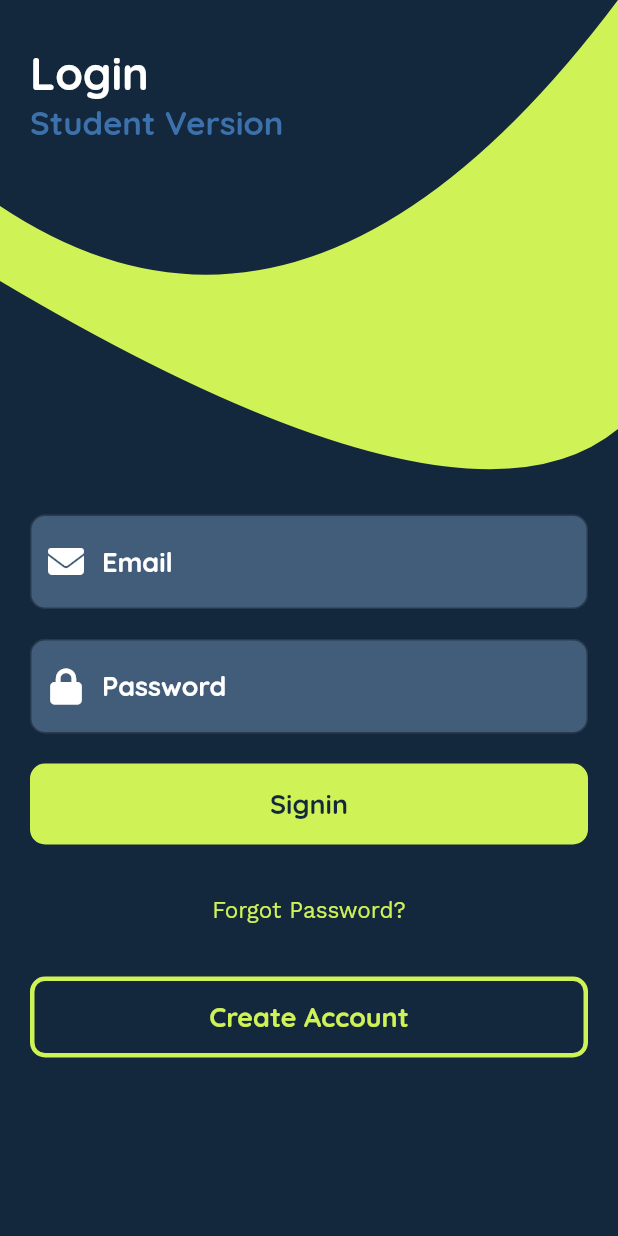
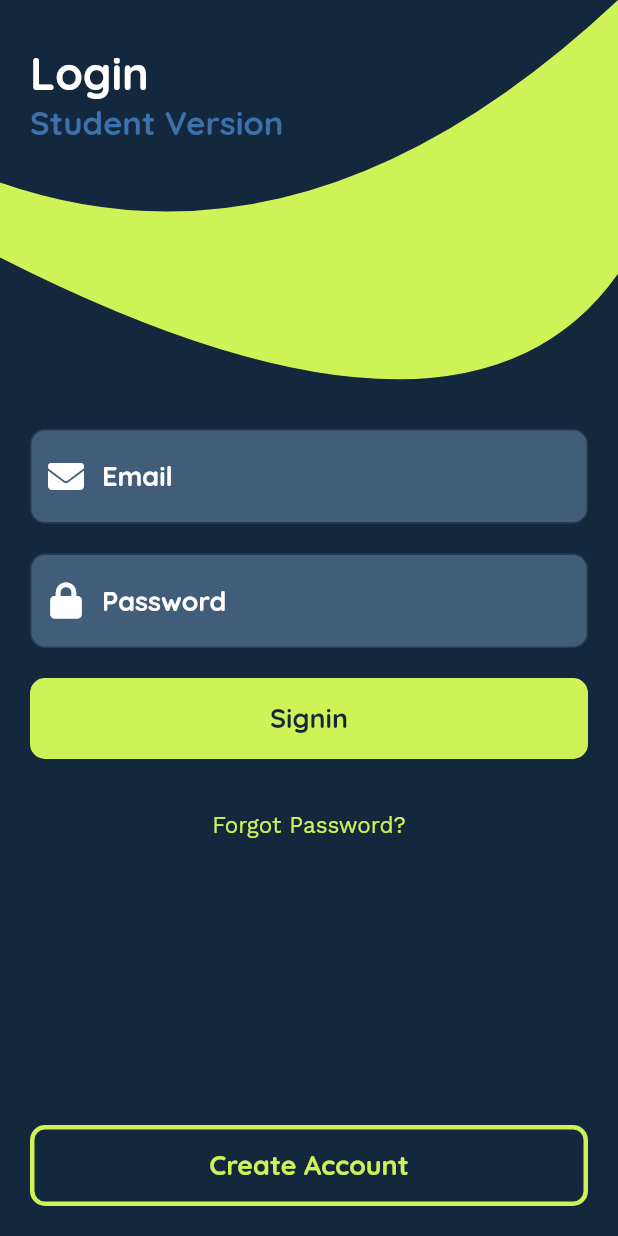
Before and after one commit to SVUCE-Programmers/ProjectSVUCE, a Flutter app: the LoginView screen opened directly, after a tap on "Create Account", on a phone screen of 412 x 824 dp. Run offline on Flutter 3.47's test engine with Material 2 defaults, Android fonts, the phone set to English and light mode, and no system bars; our stand-ins replace firebase_auth, flutter_icons, get_it, provider_architecture; accounts and stored records are empty.

Commit message:
:running: Added Startup Logic

```diff
--- a/lib/constants/route_paths.dart
+++ b/lib/constants/route_paths.dart
@@ -1,3 +1,4 @@
 const String LoginViewRoute = 'Login';
 const String HomeViewRoute = 'Home';
 const String SignUpViewRoute = 'Signup';
+const String SelectUserViewRoute = 'SelectUser';
--- a/lib/main.dart
+++ b/lib/main.dart
@@ -2,7 +2,7 @@ import 'package:flutter/material.dart';
 import 'package:svuce_app/locator.dart';
 import 'package:svuce_app/services/navigation_service.dart';
 import 'package:svuce_app/ui/router.dart';
-import 'package:svuce_app/ui/views/select_user.dart';
+import 'package:svuce_app/ui/views/startup_view.dart';
 
 import 'managers/dialog_manager.dart';
 import 'services/dialog_service.dart';
@@ -24,7 +24,7 @@ class MainApp extends StatelessWidget {
       debugShowCheckedModeBanner: false,
       title: 'SVUCE APP',
       navigatorKey: locator<NavigationService>().navigationKey,
-      home: SelectUserView(),
+      home: StartUpView(),
       onGenerateRoute: generateRoute,
     );
   }
--- a/lib/ui/router.dart
+++ b/lib/ui/router.dart
@@ -1,5 +1,6 @@
 import 'package:flutter/material.dart';
 import 'package:svuce_app/constants/route_paths.dart';
+import 'package:svuce_app/ui/views/select_user.dart';
 import 'views/home_view.dart';
 import 'views/login_view.dart';
 import 'views/signup_view.dart';
@@ -18,6 +19,11 @@ Route<dynamic> generateRoute(RouteSettings settings) {
       return _getPageRoute(
         routeName: settings.name,
         viewToShow: SignUpView(),
+      );
+    case SelectUserViewRoute:
+      return _getPageRoute(
+        routeName: settings.name,
+        viewToShow: SelectUserView(),
       );
     case HomeViewRoute:
       return _getPageRoute(
--- a/lib/ui/shared/shared_styles.dart
+++ b/lib/ui/shared/shared_styles.dart
@@ -8,6 +8,8 @@ final BoxDecoration buttonDecoration = BoxDecoration(
 );
 
 final BoxDecoration textFieldDecoration = BoxDecoration(
-  borderRadius: BorderRadius.circular(10.0),
-  color: secondaryLight
-);
+    borderRadius: BorderRadius.circular(10.0), color: secondaryLight);
+
+final textFieldInputBorder = OutlineInputBorder(
+    borderRadius: BorderRadius.circular(10.0),
+    borderSide: BorderSide(color: secondaryLight));
--- a/lib/ui/views/login_view.dart
+++ b/lib/ui/views/login_view.dart
@@ -5,7 +5,7 @@ import 'package:svuce_app/ui/shared/app_colors.dart';
 import 'package:svuce_app/ui/shared/font_styles.dart';
 import 'package:svuce_app/ui/shared/shared_styles.dart';
 import 'package:svuce_app/ui/widgets/button_wrapper.dart';
-import 'package:svuce_app/ui/widgets/curve_wrapper.dart';
+import 'package:svuce_app/ui/widgets/custom_clipper.dart';
 import 'package:svuce_app/viewmodels/login_viewmodel.dart';
 
 class LoginView extends StatelessWidget {
@@ -16,23 +16,38 @@ class LoginView extends StatelessWidget {
 
   @override
   Widget build(BuildContext context) {
-    final inputBorder = OutlineInputBorder(
-        borderRadius: BorderRadius.circular(10.0),
-        borderSide: BorderSide(color: secondaryLight));
-
     return ViewModelProvider<LoginViewModel>.withConsumer(
         viewModel: LoginViewModel(),
         builder: (context, model, child) => Scaffold(
+            resizeToAvoidBottomPadding: false,
             backgroundColor: secondaryDark,
-              body: CurveWrapper(
+            bottomNavigationBar: isStudent
+                ? Container(
+                    margin: EdgeInsets.all(20.0),
+                    decoration: buttonDecoration,
+                    child: FlatButton(
+                        splashColor: secondaryLight,
+                        onPressed: model.gotoCreateAccount,
+                        child: Text(
+                          "Create Account",
+                          style: buttonText.apply(color: primary),
+                        )),
+                  )
+                : SizedBox(),
+            body: Stack(fit: StackFit.expand, children: <Widget>[
+              ClipPath(
+                clipper: CurveClipper(),
                 child: Container(
-                  padding:
-                      EdgeInsets.symmetric(vertical: 30.0, horizontal: 20.0),
-                  child: Column(
-                    crossAxisAlignment: CrossAxisAlignment.start,
-                    mainAxisAlignment: MainAxisAlignment.spaceBetween,
-                    children: <Widget>[
-                      Text.rich(TextSpan(children: [
+                  decoration: BoxDecoration(
+                    color: primary,
+                  ),
+                  height: MediaQuery.of(context).size.height,
+                  width: double.infinity,
+                ),
+              ),
+              Container(
+                padding: EdgeInsets.symmetric(vertical: 30.0, horizontal: 20.0),
+                child: Text.rich(TextSpan(children: [
                   TextSpan(text: 'Login\n', style: heading),
                   TextSpan(
                       text: isStudent
@@ -40,63 +55,67 @@ class LoginView extends StatelessWidget {
                           : 'Teacher Version \n',
                       style: subhead),
                 ])),
-                      Expanded(
-                        child: Container(
+              ),
+              Container(
+                height: MediaQuery.of(context).size.height,
+                padding: EdgeInsets.all(20.0),
                 margin: EdgeInsets.only(top: 150),
-                          alignment: Alignment.center,
+                child: Center(
                   child: ListView(
                     shrinkWrap: true,
                     children: <Widget>[
                       WidgetWrapper(
+                        key: Key("EmailField"),
                         decoration: textFieldDecoration,
                         child: TextField(
+                          style: buttonText.copyWith(color: textPrimary),
                           controller: model.emailController,
                           keyboardType: TextInputType.emailAddress,
                           decoration: InputDecoration(
-                                      border: inputBorder,
+                              border: textFieldInputBorder,
                               prefixIcon: Icon(
                                 FontAwesome.envelope,
                                 color: textPrimary,
                               ),
                               hintText: 'Email',
-                                      hintStyle: buttonText.copyWith(
-                                          color: textPrimary)),
+                              hintStyle:
+                                  buttonText.copyWith(color: textPrimary)),
                         ),
                       ),
                       WidgetWrapper(
                         decoration: textFieldDecoration,
                         child: TextField(
+                          key: Key("PasswordField"),
+                          style: buttonText.copyWith(color: textPrimary),
                           controller: model.passwordController,
                           obscureText: true,
                           keyboardType: TextInputType.text,
                           decoration: InputDecoration(
-                                      border: inputBorder,
+                              border: textFieldInputBorder,
                               prefixIcon: Icon(
                                 FontAwesome.lock,
                                 color: textPrimary,
                               ),
                               hintText: 'Password',
-                                      hintStyle: buttonText.copyWith(
-                                          color: textPrimary)),
+                              hintStyle:
+                                  buttonText.copyWith(color: textPrimary)),
                         ),
                       ),
                       WidgetWrapper(
-                                decoration:
-                                    buttonDecoration.copyWith(color: primary),
+                        decoration: buttonDecoration.copyWith(color: primary),
                         child: FlatButton(
+                            key: Key("SigninButton"),
                             splashColor: secondaryLight,
-                                    onPressed: () {
-                                      model.login();
-                                    },
+                            onPressed: model.login,
                             child: model.busy
                                 ? CircularProgressIndicator(
-                                            valueColor: AlwaysStoppedAnimation(
-                                                secondaryDark),
+                                    valueColor:
+                                        AlwaysStoppedAnimation(secondaryDark),
                                   )
                                 : Text(
                                     model.buttonText,
-                                            style: buttonText.apply(
-                                                color: secondaryDark),
+                                    style:
+                                        buttonText.apply(color: secondaryDark),
                                   )),
                       ),
                       WidgetWrapper(
@@ -110,29 +129,10 @@ class LoginView extends StatelessWidget {
                               style: bodyText.apply(color: primary),
                             )),
                       ),
-                              isStudent
-                                  ? WidgetWrapper(
-                                      decoration: buttonDecoration,
-                                      child: FlatButton(
-                                          splashColor: secondaryLight,
-                                          onPressed: () {
-                                            // TODO: Navigate to CreateAccount
-                                          },
-                                          child: Text(
-                                            "Create Account",
-                                            style: buttonText.apply(
-                                                color: primary),
-                                          )),
-                                    )
-                                  : SizedBox(),
                     ],
                   ),
                 ),
               ),
-                    ],
-                  ),
-                ),
-              ),
-            ));
+            ])));
   }
 }
--- a/lib/ui/views/select_user.dart
+++ b/lib/ui/views/select_user.dart
@@ -13,7 +13,9 @@ class SelectUserView extends StatelessWidget {
   Widget build(BuildContext context) {
     return ViewModelProvider<SelectUserViewModel>.withoutConsumer(
         viewModel: SelectUserViewModel(),
-        builder: (context, model, child) => Scaffold(
+        builder: (context, model, child) => WillPopScope(
+              onWillPop: model.onWillPop,
+              child: Scaffold(
                 backgroundColor: secondaryDark,
                 body: Container(
                   padding: EdgeInsets.all(20.0),
@@ -95,6 +97,7 @@ class SelectUserView extends StatelessWidget {
                     ],
                   ),
                 ),
+              ),
             ));
   }
 }
--- a/lib/ui/views/signup_view.dart
+++ b/lib/ui/views/signup_view.dart
@@ -1,46 +1,112 @@
 import 'package:flutter/material.dart';
+import 'package:flutter_icons/flutter_icons.dart';
 import 'package:provider_architecture/provider_architecture.dart';
+import 'package:svuce_app/ui/shared/app_colors.dart';
+import 'package:svuce_app/ui/shared/font_styles.dart';
+import 'package:svuce_app/ui/shared/shared_styles.dart';
+import 'package:svuce_app/ui/widgets/button_wrapper.dart';
+import 'package:svuce_app/ui/widgets/custom_clipper.dart';
 import 'package:svuce_app/viewmodels/signup_viewmodel.dart';
 
 class SignUpView extends StatelessWidget {
-  final rollNoController = TextEditingController();
-  final passwordController = TextEditingController();
   @override
   Widget build(BuildContext context) {
-    return ViewModelProvider<SignUpViewModel>.withConsumer(
+    return ViewModelProvider<SignUpViewModel>.withoutConsumer(
         viewModel: SignUpViewModel(),
         builder: (context, model, child) => Scaffold(
-              body: ListView(
-                shrinkWrap: true,
+            resizeToAvoidBottomPadding: false,
+            backgroundColor: secondaryDark,
+            bottomNavigationBar: FlatButton(
+              splashColor: secondaryLight,
+              onPressed: model.gotoLogin,
+              child: Text(
+                "Already have an account? Login",
+                style: bodyText.apply(color: primary),
+              ),
+            ),
+            body: Stack(fit: StackFit.expand, children: <Widget>[
+              ClipPath(
+                clipper: CurveClipper(),
+                child: Container(
+                  decoration: BoxDecoration(
+                    color: primary,
+                  ),
+                  height: MediaQuery.of(context).size.height,
+                  width: double.infinity,
+                ),
+              ),
+              Container(
+                padding: EdgeInsets.symmetric(vertical: 30.0, horizontal: 20.0),
+                child: Text.rich(TextSpan(children: [
+                  TextSpan(text: 'Create\nAccount', style: heading),
+                ])),
+              ),
+              Container(
+                height: MediaQuery.of(context).size.height,
                 padding: EdgeInsets.all(20.0),
-                children: <Widget>[
-                  TextField(
-                    controller: rollNoController,
-                    keyboardType: TextInputType.phone,
-                    maxLength: 8,
-                    decoration: InputDecoration(
-                      labelText: 'Roll No.',
-                    ),
+                margin: EdgeInsets.only(top: 150),
+                child: Center(
+                  child: ListView(
+                    shrinkWrap: true,
+                    children: <Widget>[
+                      WidgetWrapper(
+                        key: Key("EmailField"),
+                        decoration: textFieldDecoration,
+                        child: TextField(
+                          style: buttonText.copyWith(color: textPrimary),
+                          controller: model.emailController,
+                          keyboardType: TextInputType.emailAddress,
+                          decoration: InputDecoration(
+                              border: textFieldInputBorder,
+                              prefixIcon: Icon(
+                                FontAwesome.envelope,
+                                color: textPrimary,
+                              ),
+                              hintText: 'Email',
+                              hintStyle:
+                                  buttonText.copyWith(color: textPrimary)),
+                        ),
+                      ),
+                      WidgetWrapper(
+                        decoration: textFieldDecoration,
+                        child: TextField(
+                          key: Key("PasswordField"),
+                          style: buttonText.copyWith(color: textPrimary),
+                          controller: model.passwordController,
+                          obscureText: true,
+                          keyboardType: TextInputType.text,
+                          decoration: InputDecoration(
+                              border: textFieldInputBorder,
+                              prefixIcon: Icon(
+                                FontAwesome.lock,
+                                color: textPrimary,
+                              ),
+                              hintText: 'Password',
+                              hintStyle:
+                                  buttonText.copyWith(color: textPrimary)),
+                        ),
+                      ),
+                      WidgetWrapper(
+                        decoration: buttonDecoration.copyWith(color: primary),
+                        child: FlatButton(
+                            key: Key("SigninButton"),
+                            splashColor: secondaryLight,
+                            onPressed: model.createUser,
+                            child: model.busy
+                                ? CircularProgressIndicator(
+                                    valueColor:
+                                        AlwaysStoppedAnimation(secondaryDark),
+                                  )
+                                : Text(
+                                    model.buttonText,
+                                    style:
+                                        buttonText.apply(color: secondaryDark),
+                                  )),
+                      ),
+                    ],
                   ),
-                  TextField(
-                    controller: passwordController,
-                    keyboardType: TextInputType.text,
-                    maxLength: 12,
-                    decoration: InputDecoration(
-                      labelText: 'Password',
-                    ),
-                  ),
-                  RaisedButton(
-                      child: model.busy
-                          ? CircularProgressIndicator()
-                          : Text("Submit"),
-                      onPressed: () {
-                        model.createStudent(
-                            rollno: rollNoController.text,
-                            password: passwordController.text);
-                      })
-                ],
+                ),
               ),
-            ));
+            ])));
   }
 }
--- a/lib/ui/widgets/curve_wrapper.dart
+++ /dev/null
@@ -1,25 +0,0 @@
-import 'package:flutter/material.dart';
-import 'package:svuce_app/ui/shared/app_colors.dart';
-import 'package:svuce_app/ui/widgets/custom_clipper.dart';
-
-class CurveWrapper extends StatelessWidget {
-  final Widget child;
-
-  const CurveWrapper({Key key, this.child}) : super(key: key);
-  @override
-  Widget build(BuildContext context) {
-    return Stack(fit: StackFit.expand, children: <Widget>[
-      ClipPath(
-        clipper: CurveClipper(),
-        child: Container(
-          decoration: BoxDecoration(
-            color: primary,
-          ),
-          height: MediaQuery.of(context).size.height,
-          width: double.infinity,
-        ),
-      ),
-      child
-    ]);
-  }
-}
--- a/lib/ui/widgets/custom_clipper.dart
+++ b/lib/ui/widgets/custom_clipper.dart
@@ -5,8 +5,8 @@ class CurveClipper extends CustomClipper<Path> {
   Path getClip(Size size) {
     var path = Path();
     path.lineTo(0, size.height / 6);
-    path.quadraticBezierTo(size.width / 2, size.height / 3, size.width, 0.0);
-    path.lineTo(size.width, size.height / 4 + 80);
+    path.quadraticBezierTo(size.width / 2, size.height / 3 - 50, size.width, 0.0);
+    path.lineTo(size.width, size.height / 4);
     path.quadraticBezierTo(
         size.width * 0.75, size.height * 0.45, 0.0, size.height / 6 + 50);
     return path;
--- a/lib/viewmodels/login_viewmodel.dart
+++ b/lib/viewmodels/login_viewmodel.dart
@@ -33,7 +33,7 @@ class LoginViewModel extends BaseModel {
 
     setBusy(true);
 
-    var result = await _authenticationService.loginAsStudent(
+    var result = await _authenticationService.loginUser(
         email: email, password: password);
 
     setBusy(false);
@@ -66,4 +66,8 @@ class LoginViewModel extends BaseModel {
 
     return true;
   }
+
+  gotoCreateAccount() {
+    _navigationService.navigateTo(SignUpViewRoute);
+  }
 }
```
Also changed, not shown: lib/models/user.dart (added, +23 -0 lines), lib/services/authentication_service.dart (+6 -1 lines), lib/ui/views/startup_view.dart (added, +21 -0 lines), lib/viewmodels/select_user_viewmodel.dart (+17 -0 lines), lib/viewmodels/signup_viewmodel.dart (+39 -4 lines), lib/viewmodels/startup_viewmodel.dart (added, +22 -0 lines), 1 other file. Lines whose indentation alone changed are shown as unchanged.
